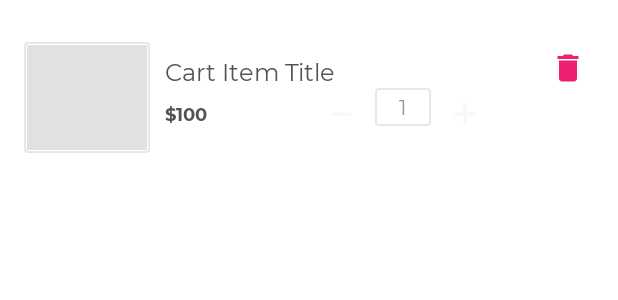
After one commit to KyleGilmartin/ShopApp, an Android app: the layout item_cart_layout.xml on its own in the app's theme, with its tools: preview values and no code run, on a phone screen of 412 x 824 dp. The commit adds this screen. Shown: the top 300 px of the screen. Run offline under Robolectric (Android 15) with nearby library versions, the phone set to English and light mode, and no system bars.

Commit message:
Products now show in cart

```diff
--- /dev/null
+++ b/app/src/main/res/drawable/ic_vector_add.xml
@@ -0,0 +1,5 @@
+<vector android:height="24dp" android:tint="#F8F8F8"
+    android:viewportHeight="24" android:viewportWidth="24"
+    android:width="24dp" xmlns:android="http://schemas.android.com/apk/res/android">
+    <path android:fillColor="@android:color/white" android:pathData="M19,13h-6v6h-2v-6H5v-2h6V5h2v6h6V13z"/>
+</vector>
--- /dev/null
+++ b/app/src/main/res/drawable/ic_vector_remove.xml
@@ -0,0 +1,5 @@
+<vector android:height="24dp" android:tint="#F8F8F8"
+    android:viewportHeight="24" android:viewportWidth="24"
+    android:width="24dp" xmlns:android="http://schemas.android.com/apk/res/android">
+    <path android:fillColor="@android:color/white" android:pathData="M19,13H5v-2h14v2z"/>
+</vector>
--- /dev/null
+++ b/app/src/main/res/drawable/item_dashboard_background.xml
@@ -0,0 +1,12 @@
+<?xml version="1.0" encoding="utf-8"?>
+<shape xmlns:android="http://schemas.android.com/apk/res/android"
+    android:shape="rectangle">
+
+    <solid android:color="@color/white" />
+
+    <stroke
+        android:width="@dimen/grey_border_stroke_size"
+        android:color="@color/colorBorder" />
+
+    <corners android:radius="@dimen/grey_border_radius" />
+</shape>
--- /dev/null
+++ b/app/src/main/res/layout/item_cart_layout.xml
@@ -0,0 +1,125 @@
+<?xml version="1.0" encoding="utf-8"?>
+<LinearLayout xmlns:android="http://schemas.android.com/apk/res/android"
+    xmlns:tools="http://schemas.android.com/tools"
+    android:layout_width="match_parent"
+    android:layout_height="wrap_content"
+    android:layout_marginTop="@dimen/cart_item_marginTop"
+    android:background="@color/white"
+    android:orientation="horizontal"
+    android:paddingStart="@dimen/cart_item_paddingStartEnd"
+    android:paddingTop="@dimen/cart_item_paddingTopBottom"
+    android:paddingEnd="@dimen/cart_item_paddingStartEnd"
+    android:paddingBottom="@dimen/cart_item_paddingTopBottom">
+
+    <LinearLayout
+        android:id="@+id/ll_cart_item_image"
+        android:layout_width="wrap_content"
+        android:layout_height="wrap_content"
+        android:background="@drawable/item_dashboard_background"
+        android:padding="@dimen/cart_item_image_padding">
+
+        <ImageView
+            android:id="@+id/iv_cart_item_image"
+            android:layout_width="@dimen/cart_item_image_width"
+            android:layout_height="@dimen/cart_item_image_height"
+            android:background="@color/colorImageViewBackground"
+            android:contentDescription="@string/content_description"
+            android:scaleType="fitXY" />
+    </LinearLayout>
+
+    <LinearLayout
+        android:id="@+id/ll_cart_item_details"
+        android:layout_width="0dp"
+        android:layout_height="wrap_content"
+        android:layout_gravity="center_vertical"
+        android:layout_marginStart="@dimen/cart_item_details_marginStart"
+        android:layout_marginEnd="@dimen/cart_item_details_marginEnd"
+        android:layout_weight="1"
+        android:orientation="vertical">
+
+        <edu.kylegilmartin.shopapp.widgets.MSPTextView
+            android:id="@+id/tv_cart_item_title"
+            android:layout_width="match_parent"
+            android:layout_height="wrap_content"
+            android:textColor="@color/item_value_text_color"
+            android:textSize="@dimen/cart_item_title_textSize"
+            tools:text="Cart Item Title" />
+
+        <RelativeLayout
+            android:layout_width="match_parent"
+            android:layout_height="wrap_content">
+
+            <edu.kylegilmartin.shopapp.widgets.MSPBoldTextView
+                android:id="@+id/tv_cart_item_price"
+                android:layout_width="wrap_content"
+                android:layout_height="wrap_content"
+                android:layout_alignParentStart="true"
+                android:layout_centerVertical="true"
+                android:textColor="@color/item_value_text_color"
+                android:textSize="@dimen/cart_item_price_textSize"
+                android:textStyle="bold"
+                tools:text="$100" />
+
+            <LinearLayout
+                android:id="@+id/ll_update_cart_quantity"
+                android:layout_width="match_parent"
+                android:layout_height="wrap_content"
+                android:layout_marginStart="@dimen/update_cart_quantity_marginStart"
+                android:layout_marginEnd="@dimen/update_cart_quantity_marginEnd"
+                android:layout_toEndOf="@id/tv_cart_item_price"
+                android:gravity="end"
+                android:orientation="horizontal">
+
+                <ImageButton
+                    android:id="@+id/ib_remove_cart_item"
+                    android:layout_width="wrap_content"
+                    android:layout_height="wrap_content"
+                    android:layout_marginStart="@dimen/ib_remove_cart_item_marginStartEnd"
+                    android:layout_marginEnd="@dimen/ib_remove_cart_item_marginStartEnd"
+                    android:background="@android:color/transparent"
+                    android:contentDescription="@string/content_description"
+                    android:foreground="?attr/selectableItemBackgroundBorderless"
+                    android:padding="@dimen/ib_cart_item_padding"
+                    android:src="@drawable/ic_vector_remove" />
+
+                <edu.kylegilmartin.shopapp.widgets.MSPTextView
+                    android:id="@+id/tv_cart_quantity"
+                    android:layout_width="wrap_content"
+                    android:layout_height="wrap_content"
+                    android:background="@drawable/item_grey_border_background"
+                    android:paddingStart="@dimen/cart_quantity_paddingStartEnd"
+                    android:paddingTop="@dimen/cart_quantity_paddingTopBottom"
+                    android:paddingEnd="@dimen/cart_quantity_paddingStartEnd"
+                    android:paddingBottom="@dimen/cart_quantity_paddingTopBottom"
+                    android:textColor="@color/colorSecondaryText"
+                    android:textSize="@dimen/cart_quantity_textSize"
+                    android:textStyle="bold"
+                    tools:text="1" />
+
+                <ImageButton
+                    android:id="@+id/ib_add_cart_item"
+                    android:layout_width="wrap_content"
+                    android:layout_height="wrap_content"
+                    android:layout_marginStart="@dimen/ib_add_cart_item_marginStart"
+                    android:layout_marginEnd="@dimen/ib_add_cart_item_marginEnd"
+                    android:background="@android:color/transparent"
+                    android:contentDescription="@string/content_description"
+                    android:foreground="?attr/selectableItemBackgroundBorderless"
+                    android:padding="@dimen/ib_cart_item_padding"
+                    android:src="@drawable/ic_vector_add" />
+            </LinearLayout>
+        </RelativeLayout>
+    </LinearLayout>
+
+    <ImageButton
+        android:id="@+id/ib_delete_cart_item"
+        android:layout_width="wrap_content"
+        android:layout_height="wrap_content"
+        android:background="@android:color/transparent"
+        android:contentDescription="@string/content_description"
+        android:foreground="?attr/selectableItemBackgroundBorderless"
+        android:padding="@dimen/ib_cart_item_padding"
+        android:src="@drawable/ic_vector_delete"
+        android:visibility="visible"
+        tools:visibility="visible" />
+</LinearLayout>
```
Also changed, not shown: app/src/main/java/edu/kylegilmartin/shopapp/firestore/FirebaseClass.kt (+31 -0 lines), app/src/main/java/edu/kylegilmartin/shopapp/ui/activities/CartListActivity.kt (+66 -1 lines), app/src/main/java/edu/kylegilmartin/shopapp/ui/adapters/CartItemsListAdapter.kt (added, +46 -0 lines).
